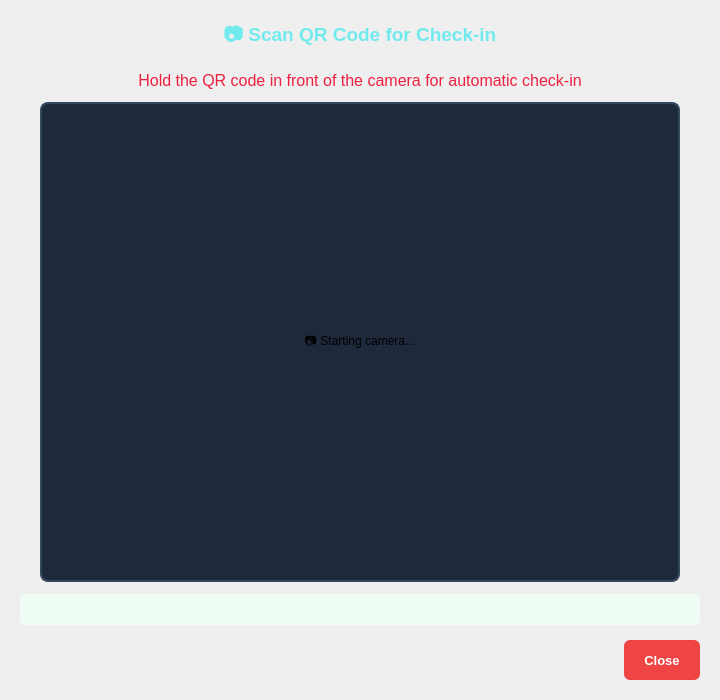
khoivnk25411e/Final-Project-Programming-Techniques, file ui/QRScannerDialog.ui: the form before one commit.
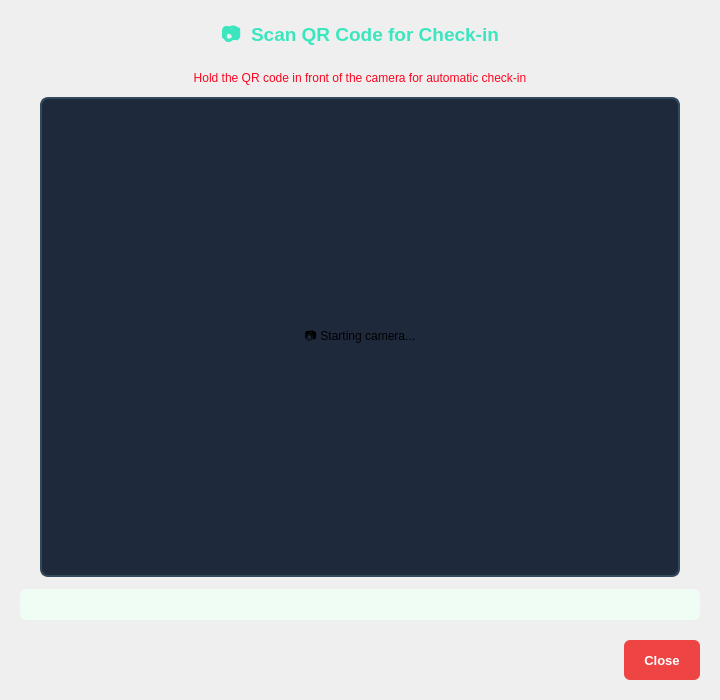
The form after the commit.

```diff
--- a/ui/QRScannerDialog.ui
+++ b/ui/QRScannerDialog.ui
@@ -39,10 +39,10 @@
       </font>
      </property>
      <property name="styleSheet">
-      <string notr="true">color: #1e293b; margin-bottom: 6px;</string>
+      <string notr="true">color: rgb(59, 230, 190); margin-bottom: 6px;</string>
      </property>
      <property name="text">
-      <string>&lt;html&gt;&lt;head/&gt;&lt;body&gt;&lt;p&gt;&lt;span style=&quot; color:#71eaed;&quot;&gt;📷  Scan QR Code for Check-in&lt;/span&gt;&lt;/p&gt;&lt;/body&gt;&lt;/html&gt;</string>
+      <string>📷  Scan QR Code for Check-in</string>
      </property>
      <property name="alignment">
       <set>Qt::AlignmentFlag::AlignCenter</set>
@@ -52,10 +52,10 @@
    <item>
     <widget class="QLabel" name="lblInstruction">
      <property name="styleSheet">
-      <string notr="true">color: #64748b; font-size: 12px;</string>
+      <string notr="true">color: rgb(251, 7, 33); font-size: 12px;</string>
      </property>
      <property name="text">
-      <string>&lt;html&gt;&lt;head/&gt;&lt;body&gt;&lt;p&gt;&lt;span style=&quot; font-size:12pt; color:#ed2140;&quot;&gt;Hold the QR code in front of the camera for automatic check-in&lt;/span&gt;&lt;/p&gt;&lt;/body&gt;&lt;/html&gt;</string>
+      <string>Hold the QR code in front of the camera for automatic check-in</string>
      </property>
      <property name="alignment">
       <set>Qt::AlignmentFlag::AlignCenter</set>
```
Left out of the diff: 31 changed lines with no effect on the pictures.
